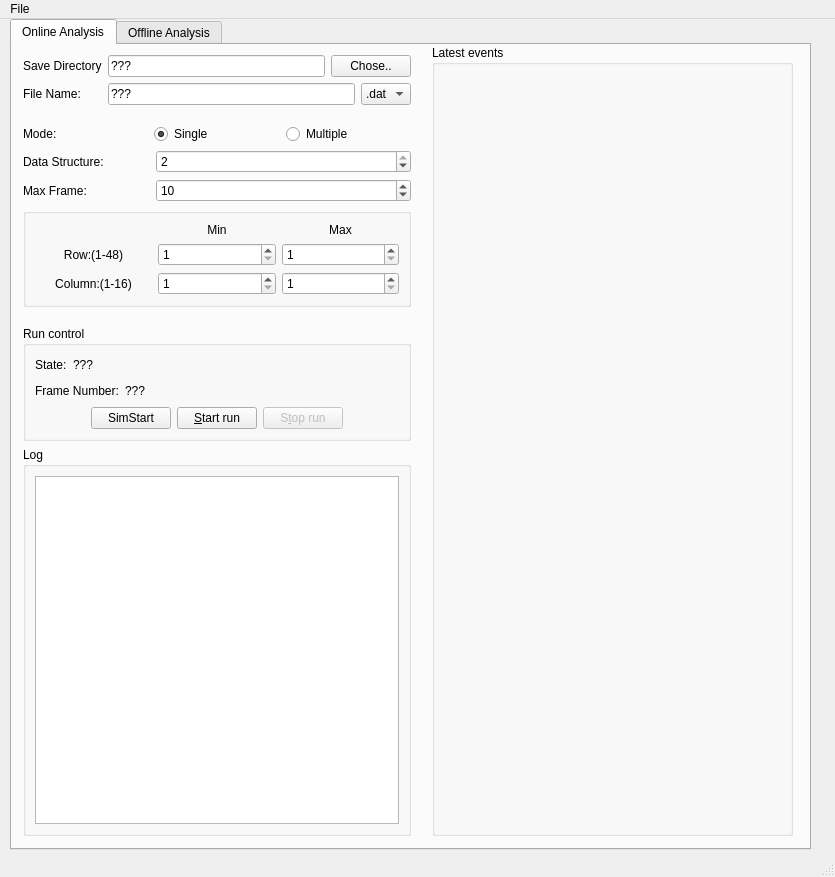
Old version of the form gui/JadePixel.ui in the repository cepc/kc705.
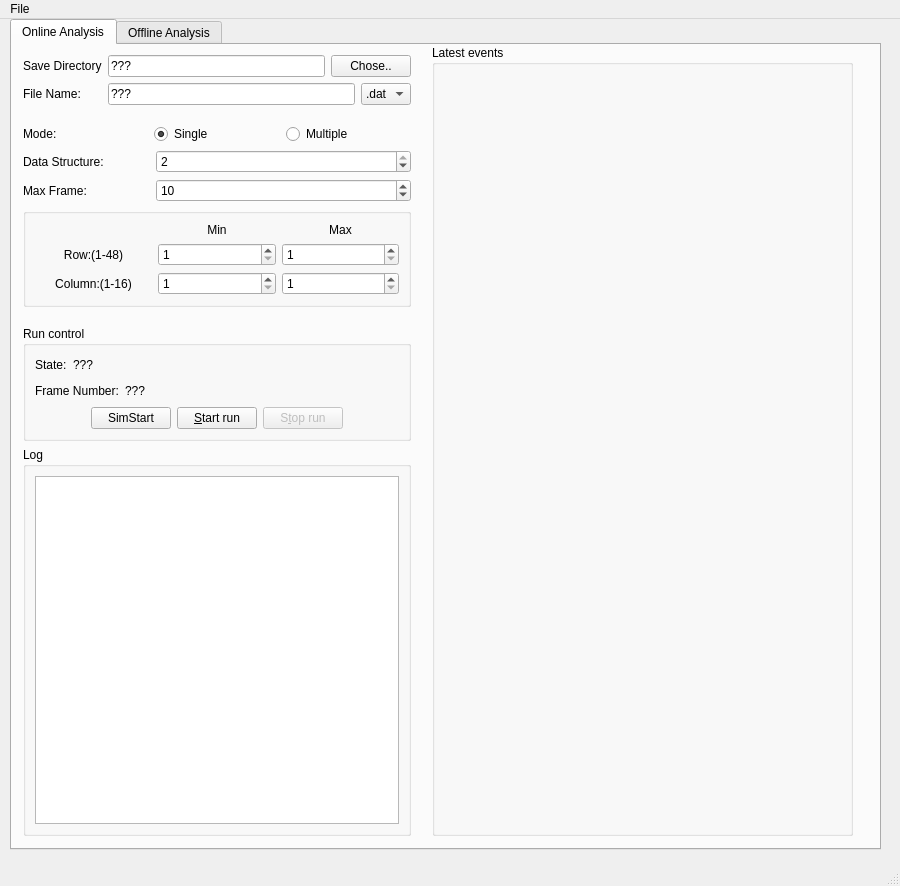
New version of the form.

Patch:
```diff
--- a/gui/JadePixel.ui
+++ b/gui/JadePixel.ui
@@ -6,8 +6,8 @@
    <rect>
     <x>0</x>
     <y>0</y>
-    <width>835</width>
-    <height>877</height>
+    <width>900</width>
+    <height>886</height>
    </rect>
   </property>
   <property name="windowTitle">
@@ -19,7 +19,7 @@
      <rect>
       <x>10</x>
       <y>0</y>
-      <width>801</width>
+      <width>871</width>
       <height>831</height>
      </rect>
     </property>
@@ -443,7 +443,7 @@
        <rect>
         <x>420</x>
         <y>0</y>
-        <width>361</width>
+        <width>421</width>
         <height>791</height>
        </rect>
       </property>
@@ -861,7 +861,7 @@
     <rect>
      <x>0</x>
      <y>0</y>
-     <width>835</width>
+     <width>900</width>
      <height>26</height>
     </rect>
    </property>
```
